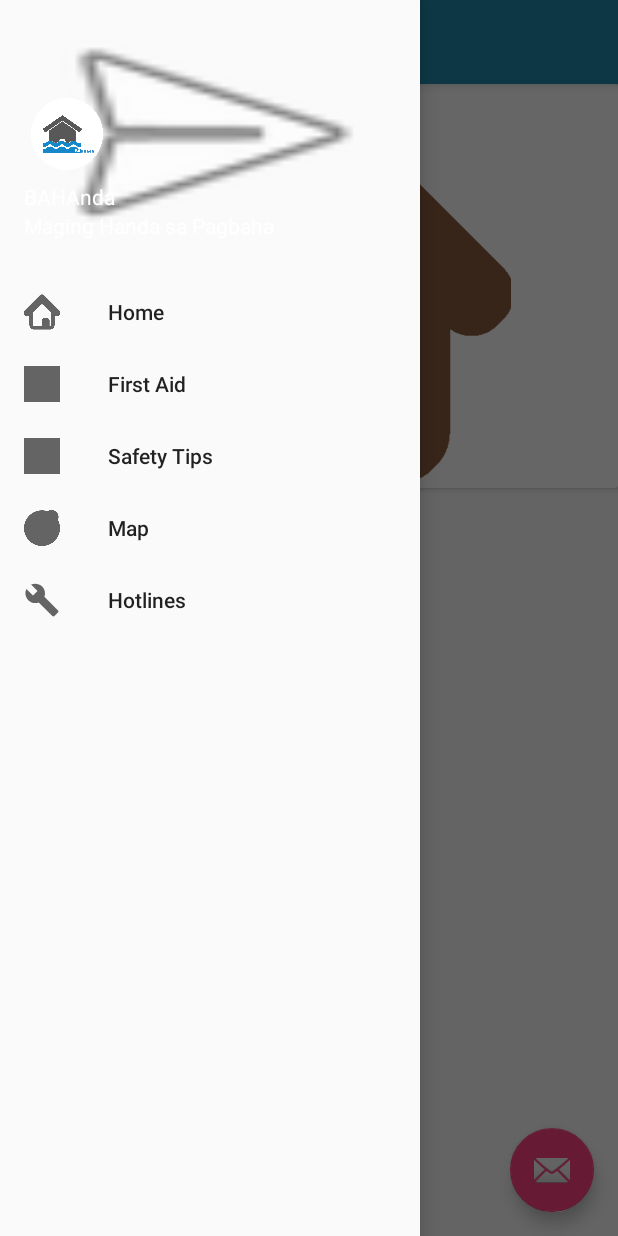
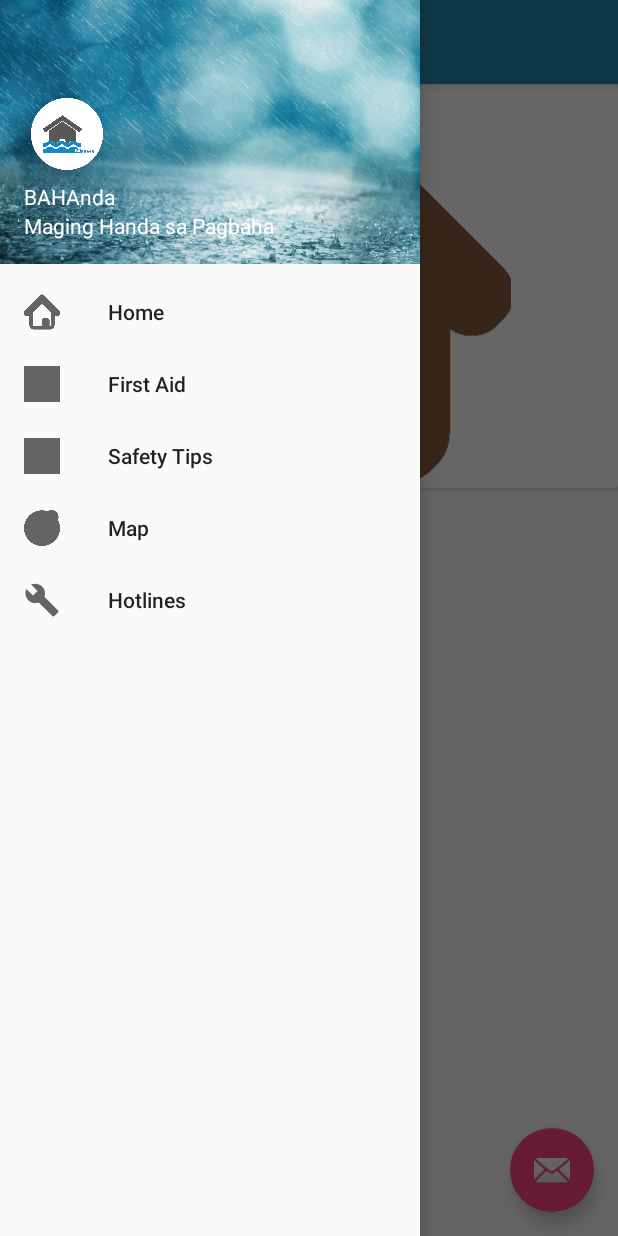
Before and after one commit to 2015084962/BAHAnda, an Android app: the screen it shows after launch (MainActivity), with the side drawer open, on a phone screen of 412 x 824 dp. Run offline under Robolectric (Android 15) with nearby library versions, the phone set to English and light mode, and no system bars.

Commit message:
Updated drawables.xml

```diff
--- a/app/src/main/res/values/drawables.xml
+++ b/app/src/main/res/values/drawables.xml
@@ -5,6 +5,4 @@
     <item name="ic_menu_manage" type="drawable">@android:drawable/ic_menu_manage</item>
     <item name="ic_menu_share" type="drawable">@android:drawable/ic_menu_share</item>
     <item name="ic_menu_send" type="drawable">@android:drawable/ic_menu_send</item>
-
-    <item name="background" type="drawable">@android:drawable/ic_menu_send</item>
 </resources>
```
